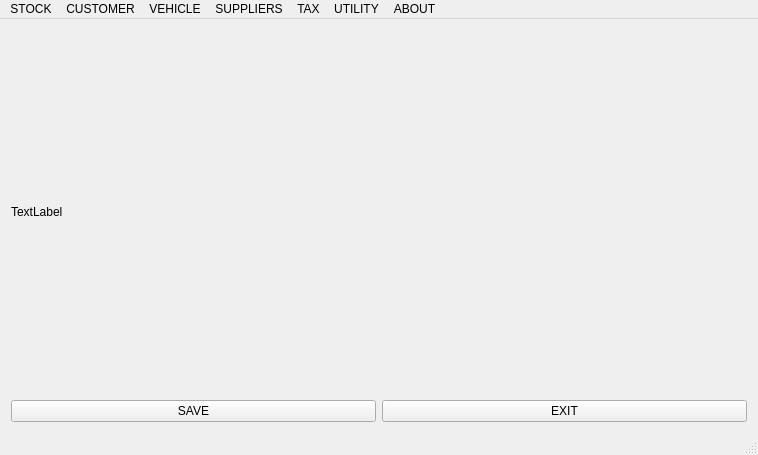
Qt form mainwindow.ui (iamvishal345/inventory_mgmt) before a commit.
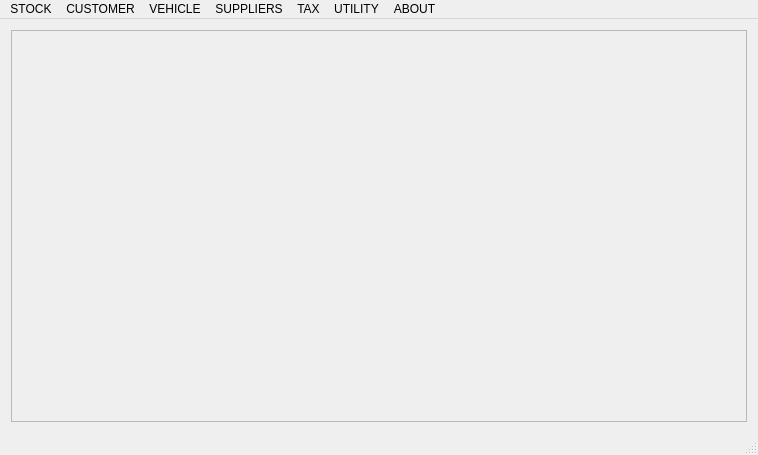
The same form after that commit. Icons and pictures are not drawn.

The edit to the form file:
```diff
--- a/mainwindow.ui
+++ b/mainwindow.ui
@@ -13,26 +13,22 @@
   <property name="windowTitle">
    <string>MainWindow</string>
   </property>
+  <property name="styleSheet">
+   <string notr="true">#MainWindow{
+background-image: url(:/image/QIMS.png);
+}
+
+</string>
+  </property>
   <widget class="QWidget" name="centralWidget">
-   <layout class="QGridLayout" name="gridLayout">
-    <item row="0" column="0">
-     <widget class="QLabel" name="label">
-      <property name="text">
-       <string>TextLabel</string>
+   <layout class="QVBoxLayout" name="verticalLayout">
+    <item>
+     <widget class="QFrame" name="mainframe">
+      <property name="frameShape">
+       <enum>QFrame::StyledPanel</enum>
       </property>
-     </widget>
-    </item>
-    <item row="1" column="0">
-     <widget class="QPushButton" name="main_save">
-      <property name="text">
-       <string>SAVE</string>
-      </property>
-     </widget>
-    </item>
-    <item row="1" column="1">
-     <widget class="QPushButton" name="main_exit">
-      <property name="text">
-       <string>EXIT</string>
+      <property name="frameShadow">
+       <enum>QFrame::Raised</enum>
       </property>
      </widget>
     </item>
```
